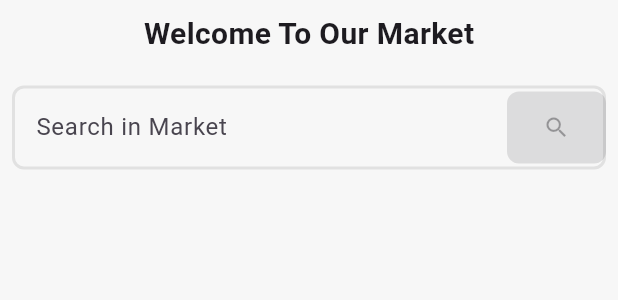
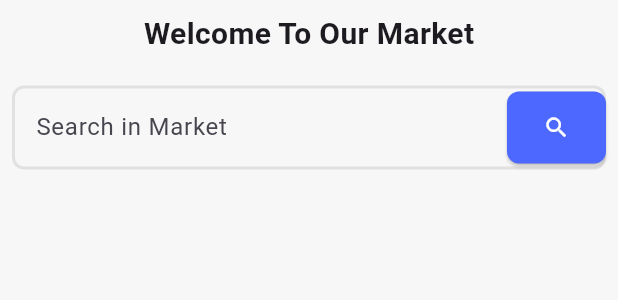
Before and after one commit to dev-KarimAhmed/our_market, a Flutter app: the StoreView widget shown alone on an empty page, opened directly, on a phone screen of 412 x 824 dp. Shown: the top 300 px of the screen. Run offline on Flutter 3.47's test engine with Material 3 defaults, Android fonts, the phone set to English and light mode, and no system bars; our stand-ins replace bloc, cached_network_image, dio, flutter_bloc, flutter_rating_bar, google_nav_bar and 2 more; accounts and stored records are empty; network calls fail.

Commit message:
enable search in store view

```diff
--- a/lib/views/store/ui/store_view.dart
+++ b/lib/views/store/ui/store_view.dart
@@ -1,17 +1,29 @@
+import 'dart:developer';
+
 import 'package:flutter/material.dart';
 import 'package:our_market/core/components/custom_search_field.dart';
 import 'package:our_market/core/components/products_list.dart';
 
-class StoreView extends StatelessWidget {
+import '../../../core/functions/navigate_to.dart';
+import '../../home/ui/search_view.dart';
+
+class StoreView extends StatefulWidget {
   const StoreView({super.key});
+
+  @override
+  State<StoreView> createState() => _StoreViewState();
+}
+
+class _StoreViewState extends State<StoreView> {
+  final TextEditingController _searchController = TextEditingController();
 
   @override
   Widget build(BuildContext context) {
     return Padding(
       padding: const EdgeInsets.all(8.0),
       child: ListView(
-        children: const [
-          Center(
+        children: [
+          const Center(
             child: Text(
               "Welcome To Our Market",
               style: TextStyle(
@@ -20,16 +32,35 @@ class StoreView extends StatelessWidget {
               ),
             ),
           ),
-          SizedBox(
+          const SizedBox(
             height: 20,
           ),
-          CustomSearchField(),
-          SizedBox(
+          CustomSearchField(
+            controller: _searchController,
+            onPressed: () {
+              if (_searchController.text.isNotEmpty) {
+                navigateTo(
+                  context,
+                  SearchView(
+                    query: _searchController.text,
+                  ),
+                );
+                _searchController.clear();
+              }
+            },
+          ),
+          const SizedBox(
             height: 15,
           ),
-          ProductsList()
+          const ProductsList()
         ],
       ),
     );
   }
+
+  @override
+  void dispose() {
+    _searchController.dispose();
+    super.dispose();
+  }
 }
```
